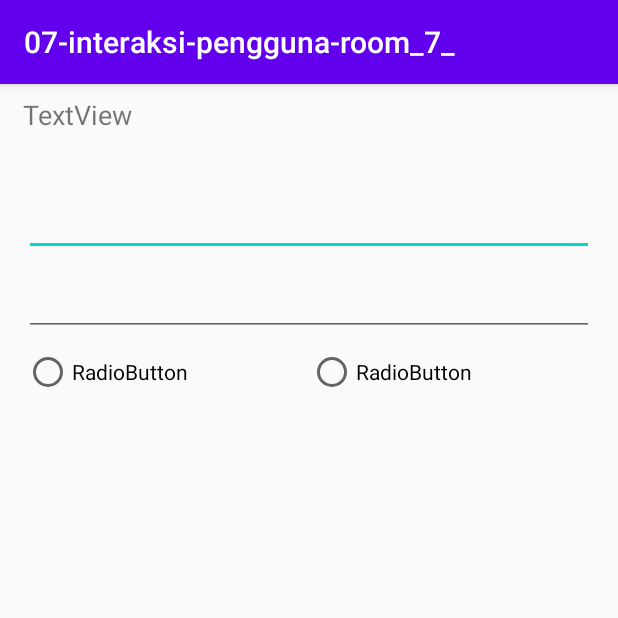
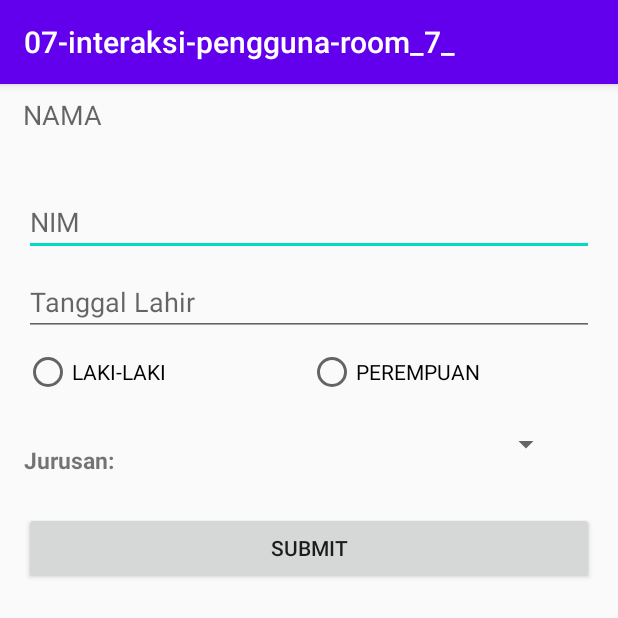
Before and after one commit to polinema-mobile/07-interaksi-pengguna-room_7_, an Android app: the screen it shows after launch (MainActivity), on a phone screen of 412 x 824 dp, the top half of it. Run offline under Robolectric (Android 15) with nearby library versions, the phone set to English and light mode, and no system bars.

Commit message:
Layer 1 dan 2

```diff
--- a/app/src/main/AndroidManifest.xml
+++ b/app/src/main/AndroidManifest.xml
@@ -9,6 +9,7 @@
         android:roundIcon="@mipmap/ic_launcher_round"
         android:supportsRtl="true"
         android:theme="@style/AppTheme">
+        <activity android:name=".resultpage"></activity>
         <activity android:name=".MainActivity">
             <intent-filter>
                 <action android:name="android.intent.action.MAIN" />
--- a/app/src/main/res/layout/activity_main.xml
+++ b/app/src/main/res/layout/activity_main.xml
@@ -16,8 +16,8 @@
         android:layout_marginEnd="16dp"
         android:layout_marginRight="16dp"
         android:ems="10"
-        android:text="TextView"
         android:textSize="18sp"
+        android:hint="NAMA"
         app:layout_constraintEnd_toEndOf="parent"
         app:layout_constraintStart_toStartOf="parent"
         app:layout_constraintTop_toTopOf="parent" />
@@ -33,6 +33,7 @@
         android:layout_marginRight="16dp"
         android:ems="10"
         android:inputType="number"
+        android:hint="NIM"
         app:layout_constraintEnd_toEndOf="parent"
         app:layout_constraintStart_toStartOf="parent"
         app:layout_constraintTop_toBottomOf="@+id/textView3" />
@@ -47,12 +48,14 @@
         android:layout_marginEnd="16dp"
         android:layout_marginRight="16dp"
         android:ems="10"
+        android:hint="Tanggal Lahir"
         android:inputType="date"
         app:layout_constraintEnd_toEndOf="parent"
         app:layout_constraintStart_toStartOf="parent"
         app:layout_constraintTop_toBottomOf="@+id/editTextNumber2" />
 
     <RadioGroup
+        android:id="@+id/radioGroup2"
         android:layout_width="0dp"
         android:layout_height="wrap_content"
         android:layout_marginStart="16dp"
@@ -69,16 +72,70 @@
             android:id="@+id/radioButton2"
             android:layout_width="189dp"
             android:layout_height="wrap_content"
-            android:text="RadioButton" />
+            android:text="LAKI-LAKI" />
 
         <RadioButton
             android:id="@+id/radioButton5"
             android:layout_width="189dp"
             android:layout_height="wrap_content"
-            android:text="RadioButton" />
+            android:text="PEREMPUAN" />
 
     </RadioGroup>
 
+<!--    <spinner-->
+<!--        android:id="@+id/spinner"-->
+<!--        android:layout_width="0dp"-->
+<!--        android:layout_height="wrap_content"-->
+<!--        android:layout_marginStart="16dp"-->
+<!--        android:layout_marginLeft="16dp"-->
+<!--        android:layout_marginTop="8dp"-->
+<!--        android:layout_marginEnd="16dp"-->
+<!--        android:layout_marginRight="16dp"-->
+<!--        app:layout_constraintEnd_toEndOf="parent"-->
+<!--        app:layout_constraintHorizontal_bias="1.0"-->
+<!--        app:layout_constraintStart_toStartOf="parent"-->
+<!--        app:layout_constraintTop_toBottomOf="@+id/radioGroup2"-->
+<!--        android:entries="@array/android_dropdown_arrays"-->
+<!--        android:padding="5dp"/>-->
 
+    <TextView
+        android:id="@+id/txtVw"
+        android:layout_width="wrap_content"
+        android:layout_height="wrap_content"
+        android:layout_marginStart="16dp"
+        android:layout_marginLeft="16dp"
+        android:layout_marginTop="32dp"
+        android:text="Jurusan:"
+        android:textSize="15dp"
+        android:textStyle="bold"
+        android:entries="@array/android_dropdown_arrays"
+        app:layout_constraintStart_toStartOf="parent"
+        app:layout_constraintTop_toBottomOf="@+id/radioGroup2" />
+
+    <Spinner
+        android:id="@+id/spinner1"
+        android:layout_width="250dp"
+        android:layout_height="42dp"
+        android:layout_alignBottom="@+id/txtVw"
+        android:layout_toRightOf="@+id/txtVw"
+        app:layout_constraintBottom_toBottomOf="@+id/txtVw"
+        app:layout_constraintEnd_toEndOf="parent"
+        app:layout_constraintHorizontal_bias="0.569"
+        app:layout_constraintStart_toEndOf="@+id/txtVw" />
+
+    <Button
+        android:id="@+id/button"
+        android:layout_width="0dp"
+        android:layout_height="wrap_content"
+        android:layout_marginStart="16dp"
+        android:layout_marginLeft="16dp"
+        android:layout_marginTop="24dp"
+        android:layout_marginEnd="16dp"
+        android:layout_marginRight="16dp"
+        android:text="SUBMIT"
+        app:layout_constraintEnd_toEndOf="parent"
+        app:layout_constraintHorizontal_bias="0.0"
+        app:layout_constraintStart_toStartOf="parent"
+        app:layout_constraintTop_toBottomOf="@+id/spinner1" />
 
 </androidx.constraintlayout.widget.ConstraintLayout>
--- a/app/src/main/res/values/strings.xml
+++ b/app/src/main/res/values/strings.xml
@@ -1,3 +1,13 @@
 <resources>
     <string name="app_name">07-interaksi-pengguna-room_7_</string>
+
+    <string-array name="android_dropdown_arrays">
+        <item>Pilih Jurusan</item>
+        <item>Teknik Informatika</item>
+        <item>Teknik Sipil</item>
+        <item>Teknik Mesin</item>
+        <item>Teknik Kimia</item>
+        <item>Akuntansi</item>
+        <item>Teknik Elektro</item>
+    </string-array>
 </resources>
```
Also changed, not shown: app/src/main/java/com/example/a07_interaksi_pengguna_room_7_/resultpage.java (added, +14 -0 lines), app/src/main/res/layout/activity_resultpage.xml (added, +126 -0 lines).
